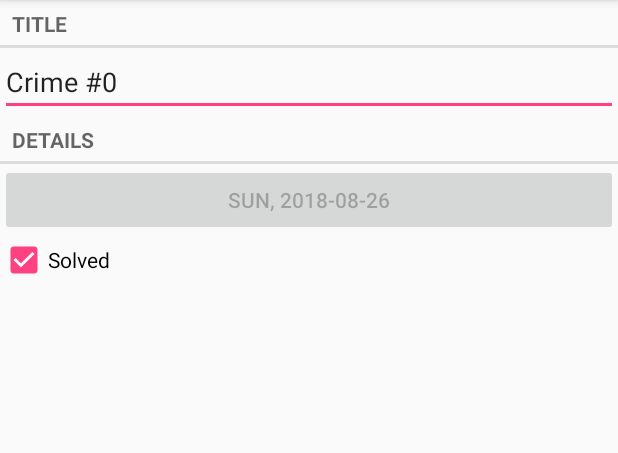
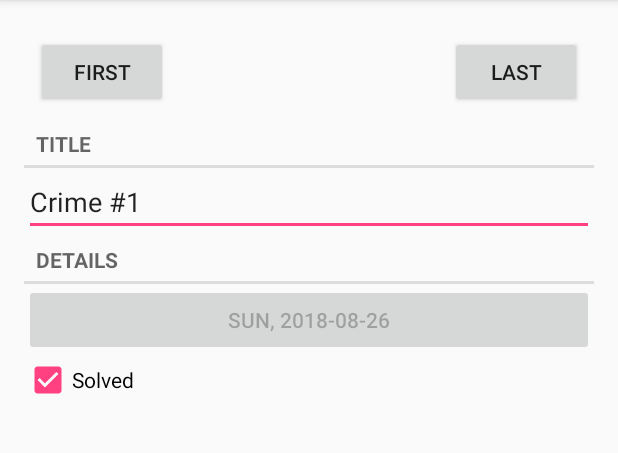
Before and after one commit to NikolaMr/LearningAndroid, an Android app: the screen it shows after launch (CrimePagerActivity), after a tap on an icon or button, on a phone screen of 412 x 824 dp, the part 84-537 px from its top. Run offline under Robolectric (Android 15) with nearby library versions, the phone set to English and light mode, and no system bars.

Commit message:
Added First and Last buttons, implemented disabling of jump to first when on the first page and jump to last when on the last page.

```diff
--- a/CriminalIntent/app/src/main/java/com/nikola/example/criminalintent/CrimeListFragment.java
+++ b/CriminalIntent/app/src/main/java/com/nikola/example/criminalintent/CrimeListFragment.java
@@ -47,22 +47,23 @@ public class CrimeListFragment extends Fragment {
         CrimeLab crimeLab = CrimeLab.get(getActivity());
         List<Crime> crimes = crimeLab.getCrimes();
 
-//        if (mAdapter == null) {
-//            mAdapter = new CrimeAdapter(crimes);
-//            mCrimeRecyclerView.setAdapter(mAdapter);
-//        } else {
-//            mAdapter.notifyDataSetChanged();
-//        }
-        mAdapter = new CrimeAdapter(crimes);
-        mCrimeRecyclerView.setAdapter(mAdapter);
+        if (mAdapter == null) {
+            mAdapter = new CrimeAdapter(crimes);
+            mCrimeRecyclerView.setAdapter(mAdapter);
+        } else {
+            mAdapter.notifyDataSetChanged();
+        }
+//        mAdapter = new CrimeAdapter(crimes);
+//        mCrimeRecyclerView.setAdapter(mAdapter);
     }
 
     @Override
     public void onResume() {
         super.onResume();
-        if (mHolderChangedIndex != -1) {
-            CrimeListFragment.this.mAdapter.notifyItemChanged(mHolderChangedIndex);
-        }
+//        if (mHolderChangedIndex != -1) {
+//            CrimeListFragment.this.mAdapter.notifyItemChanged(mHolderChangedIndex);
+//        }
+        updateUI();
     }
 
     private class CrimeHolder extends RecyclerView.ViewHolder
--- a/CriminalIntent/app/src/main/java/com/nikola/example/criminalintent/CrimePagerActivity.java
+++ b/CriminalIntent/app/src/main/java/com/nikola/example/criminalintent/CrimePagerActivity.java
@@ -9,6 +9,8 @@ import android.support.v4.app.FragmentManager;
 import android.support.v4.app.FragmentPagerAdapter;
 import android.support.v4.view.ViewPager;
 import android.support.v7.app.AppCompatActivity;
+import android.view.View;
+import android.widget.Button;
 
 import java.util.List;
 import java.util.UUID;
@@ -24,6 +26,9 @@ public class CrimePagerActivity extends AppCompatActivity {
 
     private ViewPager mViewPager;
     private List<Crime> mCrimes;
+
+    private Button mButtonFirst;
+    private Button mButtonLast;
 
     public static Intent newIntent(Context context, UUID crimeId) {
         Intent intent = new Intent(context, CrimePagerActivity.class);
@@ -41,6 +46,42 @@ public class CrimePagerActivity extends AppCompatActivity {
 
         mViewPager = (ViewPager) findViewById(R.id.crime_view_pager);
 
+        mViewPager.addOnPageChangeListener(new ViewPager.OnPageChangeListener() {
+            @Override
+            public void onPageScrolled(int position, float positionOffset, int positionOffsetPixels) {
+
+            }
+
+            @Override
+            public void onPageSelected(int position) {
+                mButtonFirst.setEnabled(position > 0);
+                mButtonLast.setEnabled(position < mCrimes.size() - 1);
+            }
+
+            @Override
+            public void onPageScrollStateChanged(int state) {
+
+            }
+        });
+
+        mButtonFirst = (Button) findViewById(R.id.first_button);
+
+        mButtonFirst.setOnClickListener(new View.OnClickListener() {
+            @Override
+            public void onClick(View v) {
+                mViewPager.setCurrentItem(0);
+            }
+        });
+
+        mButtonLast = (Button) findViewById(R.id.last_button);
+
+        mButtonLast.setOnClickListener(new View.OnClickListener() {
+            @Override
+            public void onClick(View v) {
+                mViewPager.setCurrentItem(mCrimes.size()-1);
+            }
+        });
+
         mCrimes = CrimeLab.get(this).getCrimes();
 
         FragmentManager fragmentManager = getSupportFragmentManager();
@@ -56,5 +97,18 @@ public class CrimePagerActivity extends AppCompatActivity {
                 return mCrimes.size();
             }
         });
+
+        for (int i = 0; i < mCrimes.size(); ++i) {
+            if (mCrimes.get(i).getId().equals(crimeId)) {
+                if (i == 0) {
+                    mButtonFirst.setEnabled(false);
+                }
+                if (i == mCrimes.size() - 1) {
+                    mButtonLast.setEnabled(false);
+                }
+                mViewPager.setCurrentItem(i);
+                break;
+            }
+        }
     }
 }
--- a/CriminalIntent/app/src/main/res/layout/activity_crime_pager.xml
+++ b/CriminalIntent/app/src/main/res/layout/activity_crime_pager.xml
@@ -1,7 +1,44 @@
 <?xml version="1.0" encoding="utf-8"?>
-<android.support.v4.view.ViewPager xmlns:android="http://schemas.android.com/apk/res/android"
-                                   android:id="@+id/crime_view_pager"
-                                   android:layout_width="match_parent"
-                                   android:layout_height="match_parent">
+<LinearLayout xmlns:android="http://schemas.android.com/apk/res/android"
+              xmlns:app="http://schemas.android.com/apk/res-auto"
+              xmlns:tools="http://schemas.android.com/tools"
+              android:orientation="vertical" android:layout_width="match_parent"
+              android:layout_margin="16dp"
+              android:layout_height="match_parent">
 
-</android.support.v4.view.ViewPager>
+    <android.support.constraint.ConstraintLayout
+        android:layout_width="match_parent"
+        android:layout_height="wrap_content"
+        android:orientation="horizontal">
+        <Button
+            android:layout_width="wrap_content"
+            android:layout_height="wrap_content"
+            android:text="Last"
+            android:id="@+id/last_button"
+            android:layout_marginRight="8dp"
+            app:layout_constraintRight_toRightOf="parent"
+            app:layout_constraintTop_toTopOf="parent"
+            android:layout_marginTop="8dp"
+            app:layout_constraintBottom_toBottomOf="parent"
+            android:layout_marginBottom="8dp"/>
+
+        <Button
+            android:layout_width="wrap_content"
+            android:layout_height="wrap_content"
+            android:text="First"
+            android:id="@+id/first_button"
+            android:layout_marginLeft="8dp"
+            app:layout_constraintLeft_toLeftOf="parent"
+            app:layout_constraintTop_toTopOf="parent"
+            android:layout_marginTop="8dp"
+            app:layout_constraintBottom_toBottomOf="parent"
+            android:layout_marginBottom="8dp"/>
+
+    </android.support.constraint.ConstraintLayout>
+
+    <android.support.v4.view.ViewPager android:id="@+id/crime_view_pager"
+                                       android:layout_width="match_parent"
+                                       android:layout_height="match_parent">
+
+    </android.support.v4.view.ViewPager>
+</LinearLayout>
--- a/CriminalIntent/app/src/main/res/layout/activity_fragment.xml
+++ b/CriminalIntent/app/src/main/res/layout/activity_fragment.xml
@@ -4,6 +4,6 @@
     android:layout_height="match_parent"
     android:id="@+id/fragment_container"
     xmlns:tools="http://schemas.android.com/tools"
-    tools:context="com.nikola.example.criminalintent.CrimeActivity">
+    tools:context="com.nikola.example.criminalintent.CrimePagerActivity">
 
 </FrameLayout>
```
